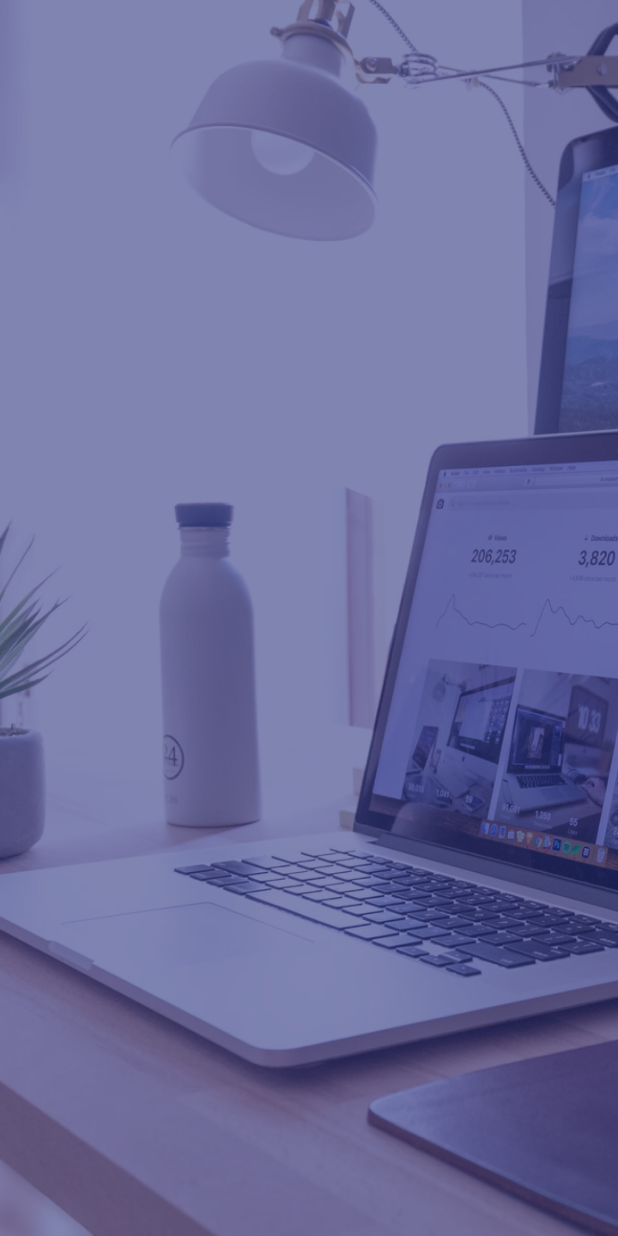
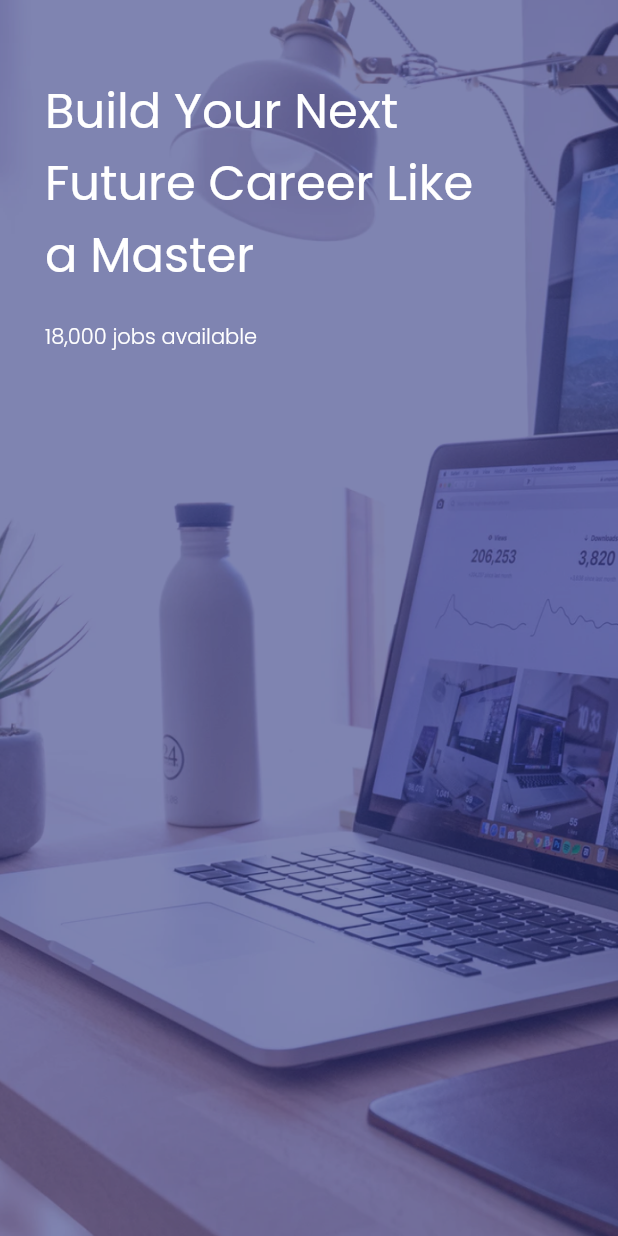
Before and after one commit to perymerdeka/future-jobs, a Flutter app: the screen it shows after launch, on a phone screen of 412 x 824 dp. Run offline on Flutter 3.47's test engine with Material 2 defaults, Android fonts, the phone set to English and light mode, and no system bars; our stand-ins replace google_fonts.

Commit message:
Done Adding Text to OnBoardingScreen

```diff
--- a/lib/pages/onboarding_screen.dart
+++ b/lib/pages/onboarding_screen.dart
@@ -1,4 +1,5 @@
 import 'package:flutter/material.dart';
+import 'package:google_fonts/google_fonts.dart';
 
 class OnBoardingScreen extends StatelessWidget {
   const OnBoardingScreen({Key? key}) : super(key: key);
@@ -13,9 +14,31 @@ class OnBoardingScreen extends StatelessWidget {
             decoration: const BoxDecoration(
                 image: DecorationImage(
                     image: AssetImage('assets/icons/bg.png'),
-                    fit: BoxFit.cover
-                  )
+                    fit: BoxFit.cover)),
+          ),
+          Padding(
+            padding: const EdgeInsets.only(top: 50, right: 44, left: 30),
+            child: Column(
+              crossAxisAlignment: CrossAxisAlignment.start,
+              children: [
+                Text(
+                  'Build Your Next\nFuture Career Like\na Master',
+                  style: GoogleFonts.poppins(
+                    color: Colors.white,
+                    fontSize: 32,
+                    fontWeight: FontWeight.w400,
+                  ),
                 ),
+                const SizedBox(height: 20),
+                Text(
+                  '18,000 jobs available',
+                  style: GoogleFonts.poppins(
+                      color: Colors.white,
+                      fontSize: 14,
+                      fontWeight: FontWeight.w300),
+                )
+              ],
+            ),
           )
         ],
       ),
```
